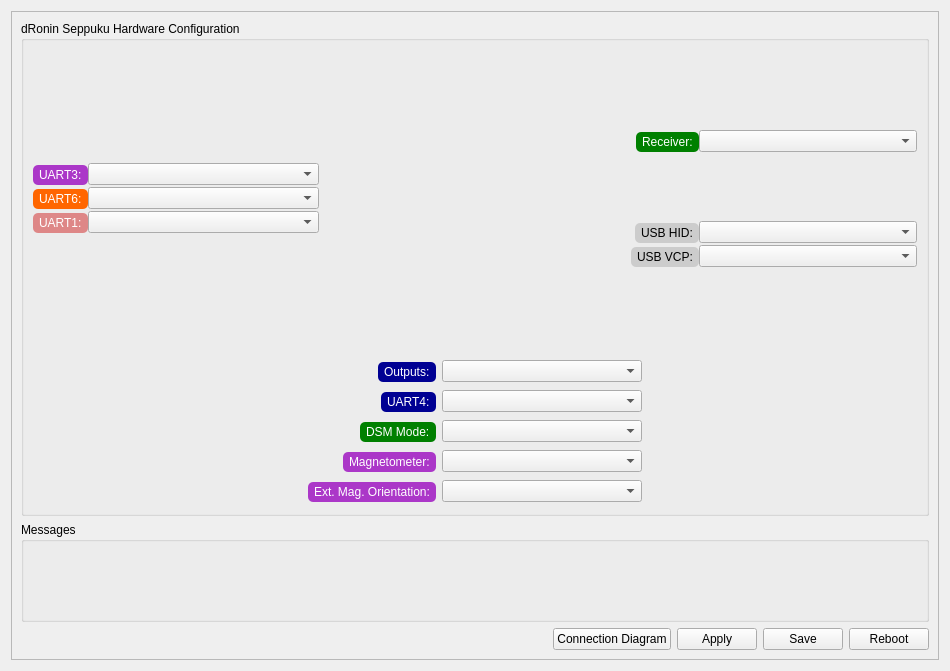
d-ronin/dRonin, file ground/gcs/src/plugins/boards_dronin/seppuku.ui: the form before one commit.
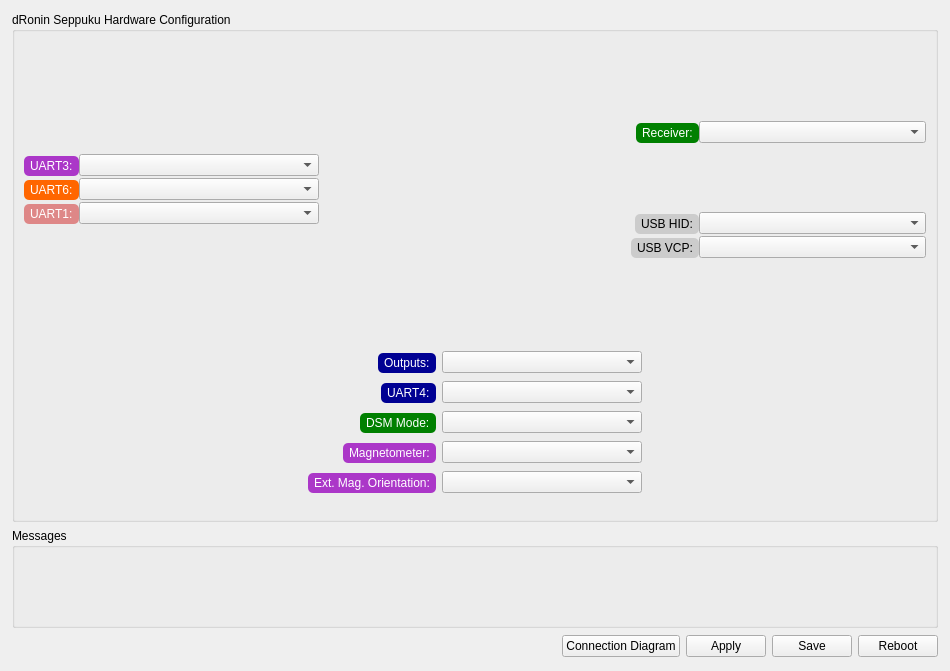
The form after the commit.

Commit message: gcs,seppuku: UI tweaks. Removed black border.

Diff of the .ui file:
```diff
--- a/ground/gcs/src/plugins/boards_dronin/seppuku.ui
+++ b/ground/gcs/src/plugins/boards_dronin/seppuku.ui
@@ -20,8 +20,29 @@
    <string>Form</string>
   </property>
   <layout class="QVBoxLayout" name="verticalLayout">
+   <property name="leftMargin">
+    <number>12</number>
+   </property>
+   <property name="topMargin">
+    <number>12</number>
+   </property>
+   <property name="rightMargin">
+    <number>12</number>
+   </property>
+   <property name="bottomMargin">
+    <number>12</number>
+   </property>
    <item>
     <widget class="QScrollArea" name="scrollArea">
+     <property name="frameShape">
+      <enum>QFrame::NoFrame</enum>
+     </property>
+     <property name="frameShadow">
+      <enum>QFrame::Plain</enum>
+     </property>
+     <property name="lineWidth">
+      <number>0</number>
+     </property>
      <property name="sizeAdjustPolicy">
       <enum>QAbstractScrollArea::AdjustToContents</enum>
      </property>
@@ -36,11 +57,23 @@
        <rect>
         <x>0</x>
         <y>0</y>
-        <width>916</width>
-        <height>692</height>
+        <width>926</width>
+        <height>647</height>
        </rect>
       </property>
       <layout class="QVBoxLayout" name="verticalLayout_5">
+       <property name="leftMargin">
+        <number>0</number>
+       </property>
+       <property name="topMargin">
+        <number>0</number>
+       </property>
+       <property name="rightMargin">
+        <number>0</number>
+       </property>
+       <property name="bottomMargin">
+        <number>0</number>
+       </property>
        <item>
         <widget class="QGroupBox" name="groupBox">
          <property name="title">
@@ -619,7 +652,7 @@
            <property name="sizeHint" stdset="0">
             <size>
              <width>40</width>
-             <height>20</height>
+             <height>25</height>
             </size>
            </property>
           </spacer>
```
